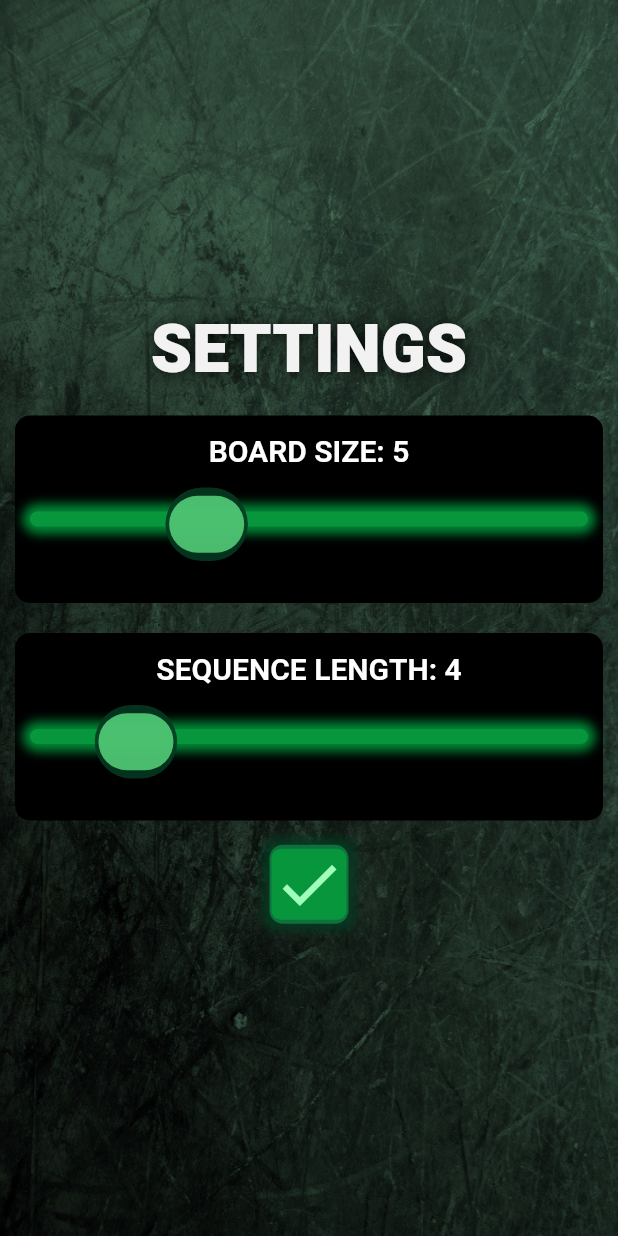
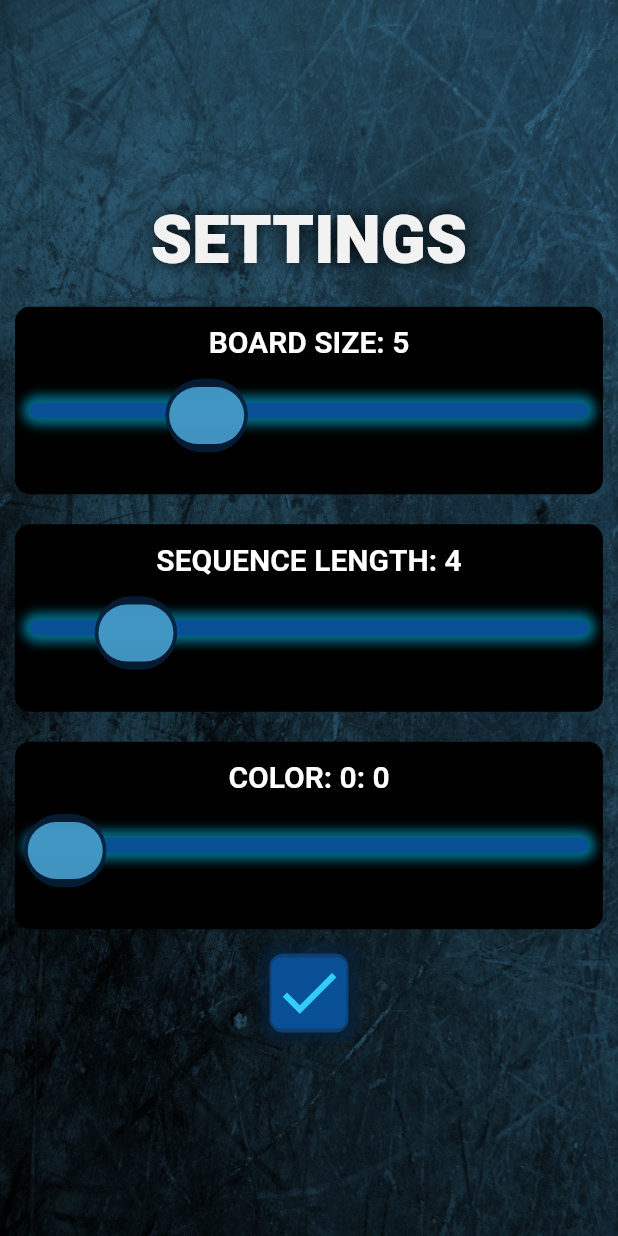
Before and after one commit to b0rgbart3/LightBurst2, a Flutter app: the SettingsEditor screen opened directly, on a phone screen of 412 x 824 dp. Run offline on Flutter 3.47's test engine with Material 2 defaults, Android fonts, the phone set to English and light mode, and no system bars; our stand-ins replace hexcolor.

Commit message:
gameboard and settings page update with new color setting

```diff
--- a/lib/components/interface.dart
+++ b/lib/components/interface.dart
@@ -1,16 +1,18 @@
 import 'package:flutter/material.dart';
 import 'package:hexcolor/hexcolor.dart';
 import '../model/settings.dart';
+import 'dart:developer' as developer;
 
 class BkgImageWidget extends StatelessWidget {
 
   @override
   Widget build(BuildContext context) {
 
+
     double screenWidth = MediaQuery.of(context).size.width;
     double screenHeight = MediaQuery.of(context).size.height;
     Settings mySettings = Settings();
-
+    developer.log("building background image: colorIndex: " + mySettings.colorIndex.toString());
     AssetImage bkgAsset = AssetImage("images/bkg1.jpg");
     Image image = Image(image: bkgAsset,
     fit: BoxFit.fill,
--- a/lib/components/slider.dart
+++ b/lib/components/slider.dart
@@ -73,6 +73,10 @@ class SliderState extends State<SettingsSlider> {
               developer.log(notification.value.toString());
               setState(() {
                 widget.current = notification.value;
+
+                if (notification.id == "color") {
+                  mySettings.colorIndex = notification.value;
+                }
               });
               return true;
             }
--- a/lib/model/settings.dart
+++ b/lib/model/settings.dart
@@ -20,6 +20,9 @@ class Settings {
   bool _showSequence;
   Sequence _sequence;
   Colorset _myColorSet;
+  int _colorIndex = 0;
+  int _minColorIndex = 0;
+  int _maxColorIndex =2;
   // List _sequenceIndexes = [];
 
   //Settings( this._boardSize, this._sequenceLength);
@@ -42,9 +45,20 @@ class Settings {
 
   int get minBoardSize => _minBoardSize;
   int get maxBoardSize => _maxBoardSize;
+  int get colorIndex => _colorIndex;
+  int get minColorIndex => _minColorIndex;
 
   int get minSequenceLength => _minSequenceLength;
   int get maxSequenceLength => _maxSequenceLength;
+
+  int get maxColorIndex{
+    if (_maxColorIndex == null) {
+      _maxColorIndex = 2;
+    }
+    return _maxColorIndex;
+  }
+
+
   Sequence get sequence {
     if (_sequence == null) {
       _sequence = new Sequence(_sequenceLength, _boardSize);
@@ -109,9 +123,14 @@ class Settings {
 
   Colorset get myColorSet {
     if (_myColorSet == null) {
-      _myColorSet = new Colorset(1);
+      _myColorSet = new Colorset(_colorIndex);
     }
     return _myColorSet;
+  }
+
+  set colorIndex(newIndex) {
+    _colorIndex = newIndex;
+    _myColorSet = Colorset(_colorIndex);
   }
 
   set myColorSet(newSet) {
--- a/lib/pages/settingseditor.dart
+++ b/lib/pages/settingseditor.dart
@@ -21,23 +21,42 @@ class SettingsEditorState extends State<SettingsEditor> {
   Settings mySettings = Settings();
   int boardSize;
   int sequenceLength;
-  int originalBoardSize, originalSequenceLength;
+  int colorIndex;
+  int originalBoardSize, originalSequenceLength, originalColorIndex;
+  int color, minColorIndex, maxColorIndex;
 
   void _submitSettings() {
-
       var changed = false;
-
       if (mySettings.sequenceLength != originalSequenceLength) {
       mySettings.sequenceLength = sequenceLength;
       changed = true;
       }
-
       if (mySettings.boardSize != originalBoardSize) {
       mySettings.boardSize = boardSize;
       changed = true;
       }
+      if (mySettings.colorIndex != originalColorIndex) {
+        mySettings.colorIndex = colorIndex;
+        changed = true;
+      }
+      Navigator.pop(context, changed );
+  }
 
-      Navigator.pop(context, changed );
+  Widget boardSizeSlider() {
+    return  NotificationListener<DragNotification>(
+        onNotification: (notification) {
+          //developer.log('Got notified: ' +
+            //  notification.value.toString());
+          // update the boardSize value based on the notification
+          // that is coming from the ball getting dragged by the user
+          setState(() {
+              boardSize = notification.value;
+              mySettings.boardSize = boardSize;
+          });
+
+          // return true;
+        },
+        child: boardSizeSetting());
   }
 
   Widget settingsBox(contents) {
@@ -63,6 +82,25 @@ class SettingsEditorState extends State<SettingsEditor> {
         ]))));
   }
 
+  Widget sequenceLengthSlider() {
+    return NotificationListener<DragNotification>(
+        onNotification: (notification) {
+            // update the sequenceLength value based on the notification
+            // that is coming from the ball getting dragged by the user
+            setState(() {
+                sequenceLength = notification.value;
+                developer.log("seq len: " + notification.value.toString());
+                mySettings.sequenceLength = sequenceLength;
+            });
+
+            // return true;
+          },
+        child:
+      sequenceLengthSetting());
+  }
+
+
+
   Widget sequenceLengthSetting() {
     double screenWidth = MediaQuery.of(context).size.width;
 
@@ -79,12 +117,42 @@ class SettingsEditorState extends State<SettingsEditor> {
         ]))));
   }
 
+  Widget colorSlider( editor, context) {
+    return NotificationListener<DragNotification>(
+        onNotification: (notification) {
+            setState(() {
+                colorIndex = notification.value;
+                mySettings.colorIndex = colorIndex;
+                developer.log("color changed" + colorIndex.toString());
+
+            });
+          },
+        child: colorSetting());
+  }
+
+  Widget colorSetting() {
+    double screenWidth = MediaQuery.of(context).size.width;
+
+     return settingsBox(Padding(
+        padding: EdgeInsets.symmetric(vertical: 10.0),
+        child: Container(
+            child: Stack(children: [
+
+          SettingsSlider(title: "COLOR: " + colorIndex.toString(),
+              screenWidth: screenWidth,
+              sliderID: "color",
+              min: mySettings.minColorIndex,
+              max: mySettings.maxColorIndex, current:colorIndex)
+        ]))));
+  }
+
   @override
   Widget build(BuildContext context) {
 
     // Grab the values from our settings object
     boardSize = mySettings.boardSize;
     sequenceLength = mySettings.sequenceLength;
+    colorIndex = mySettings.colorIndex;
 
     if (originalBoardSize == null) {
       originalBoardSize = boardSize;
@@ -92,8 +160,11 @@ class SettingsEditorState extends State<SettingsEditor> {
     if (originalSequenceLength == null) {
       originalSequenceLength = sequenceLength;
     }
+    if (originalColorIndex == null) {
+      originalColorIndex = colorIndex;
+    }
 
-    return Scaffold(
+    return Scaffold( key: UniqueKey(),
       body: Column(children: [
         Stack(alignment: Alignment.center, children: [
           BkgImageWidget(),
@@ -108,35 +179,9 @@ class SettingsEditorState extends State<SettingsEditor> {
                       child: Column(
                         children: [
                           TitleText("SETTINGS"),
-                          NotificationListener<DragNotification>(
-                              onNotification: (notification) {
-                                //developer.log('Got notified: ' +
-                                  //  notification.value.toString());
-                                // update the boardSize value based on the notification
-                                // that is coming from the ball getting dragged by the user
-                                setState(() {
-                                   boardSize = notification.value;
-                                   mySettings.boardSize = boardSize;
-                                });
-
-                               // return true;
-                              },
-                              child: boardSizeSetting()),
-
-                         NotificationListener<DragNotification>(
-                           onNotification: (notification) {
-                                // update the sequenceLength value based on the notification
-                                // that is coming from the ball getting dragged by the user
-                                setState(() {
-                                   sequenceLength = notification.value;
-                                   developer.log("seq len: " + notification.value.toString());
-                                   mySettings.sequenceLength = sequenceLength;
-                                });
-
-                                // return true;
-                              },
-                           child:
-                          sequenceLengthSetting()),
+                          boardSizeSlider(),
+                          sequenceLengthSlider(),
+                          colorSlider(this, context),
                           NavButton(
                               null,
                               _submitSettings,
```
Also changed, not shown: lib/pages/gameplay.dart (+17 -2 lines).
